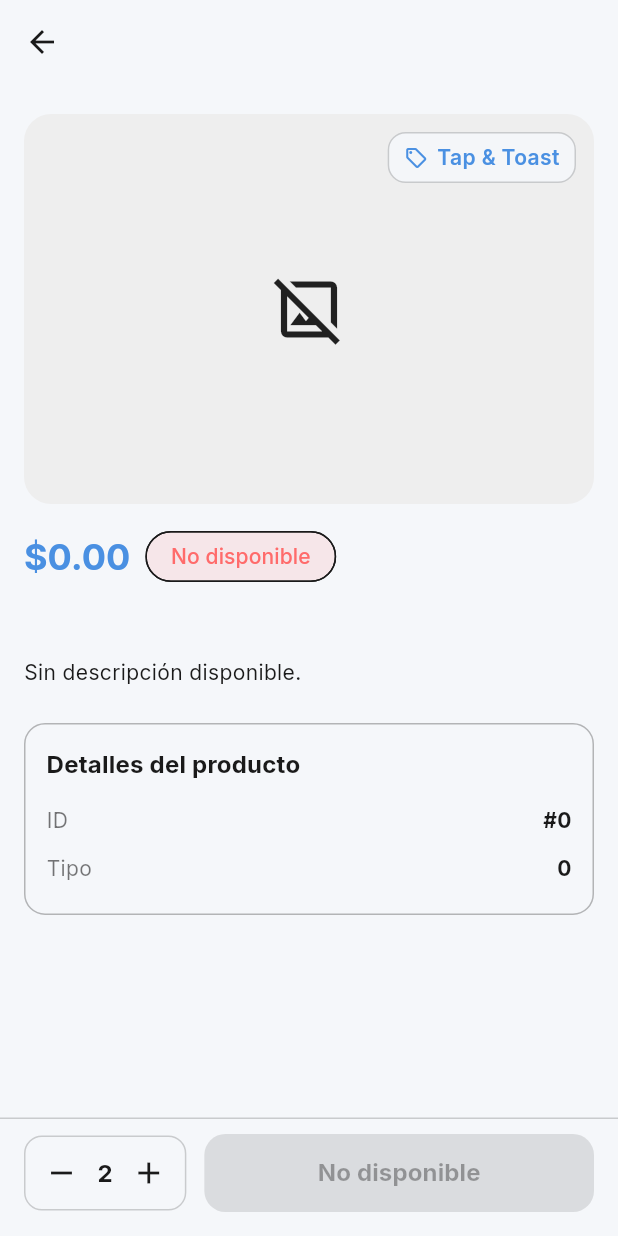
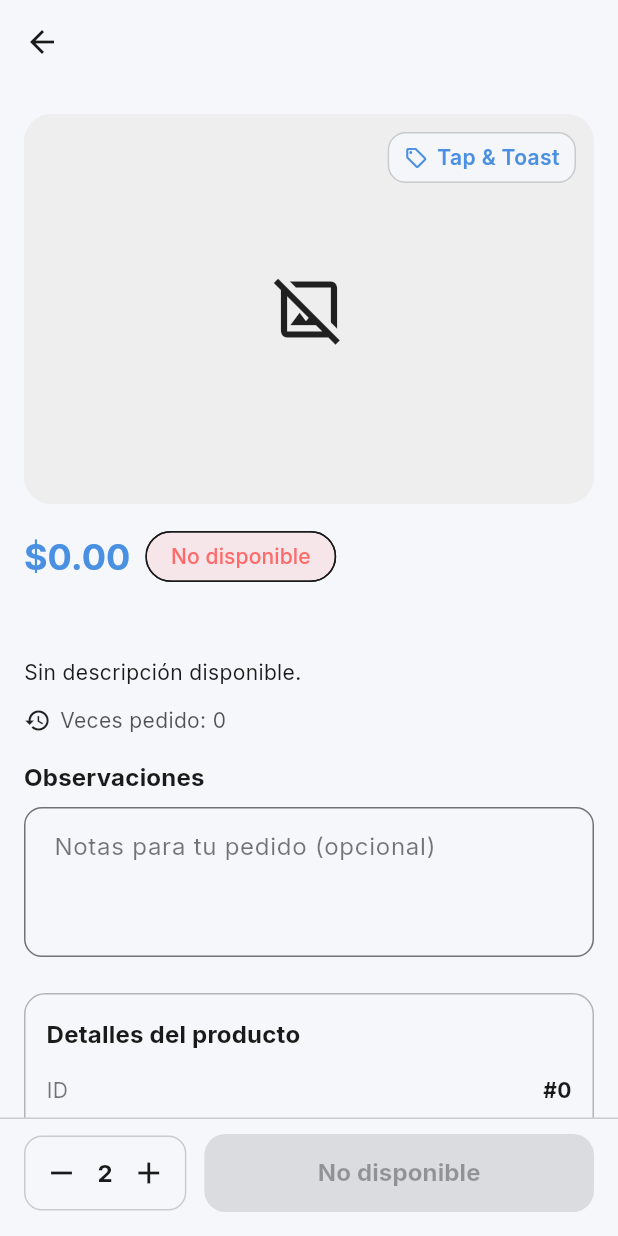
Before and after one commit to Movioles-Sec3/Frontend-Flutter, a Flutter app: the ProductPage screen opened directly with empty values, after a tap on the "add" icon, on a phone screen of 412 x 824 dp. Run offline on Flutter 3.47's test engine with Material 3 defaults, Android fonts, the light colour scheme and no system bars; our stand-ins replace cached_network_image, connectivity_plus, flutter_cache_manager, get_it, google_fonts, hive and 5 more; missing offline and left inert: screen_brightness; accounts and stored records are empty.

Commit message:
New features in product detail: times ordered and order details

```diff
--- a/lib/core/models/product_detail_data.dart
+++ b/lib/core/models/product_detail_data.dart
@@ -10,6 +10,7 @@ class ProductInput {
     required this.imageUrl,
     required this.price,
     required this.available,
+    this.note = '',
   });
 
   final int id;
@@ -19,6 +20,7 @@ class ProductInput {
   final String imageUrl;
   final double price;
   final bool available;
+  final String note;
 
   factory ProductInput.fromEntity(ProductEntity p) {
     return ProductInput(
@@ -29,6 +31,7 @@ class ProductInput {
       imageUrl: p.imageUrl,
       price: p.price,
       available: p.available,
+      note: '',
     );
   }
 }
@@ -44,6 +47,7 @@ class PreparedProductData {
     required this.price,
     required this.available,
     required this.heroTag,
+    this.note = '',
   });
 
   final int id;
@@ -54,6 +58,7 @@ class PreparedProductData {
   final double price;
   final bool available;
   final String heroTag;
+  final String note;
 
   factory PreparedProductData.fromEntity(ProductEntity p) {
     return PreparedProductData(
@@ -67,6 +72,31 @@ class PreparedProductData {
       price: p.price,
       available: p.available,
       heroTag: 'product-${p.id}',
+      note: '',
+    );
+  }
+
+  PreparedProductData copyWith({
+    int? id,
+    int? typeId,
+    String? name,
+    String? description,
+    String? imageUrl,
+    double? price,
+    bool? available,
+    String? heroTag,
+    String? note,
+  }) {
+    return PreparedProductData(
+      id: id ?? this.id,
+      typeId: typeId ?? this.typeId,
+      name: name ?? this.name,
+      description: description ?? this.description,
+      imageUrl: imageUrl ?? this.imageUrl,
+      price: price ?? this.price,
+      available: available ?? this.available,
+      heroTag: heroTag ?? this.heroTag,
+      note: note ?? this.note,
     );
   }
 }
@@ -86,5 +116,6 @@ PreparedProductData prepareProductData(ProductInput input) {
     price: input.price,
     available: input.available,
     heroTag: 'product-${input.id}',
+    note: input.note,
   );
 }
--- a/lib/pages/home_page.dart
+++ b/lib/pages/home_page.dart
@@ -70,10 +70,6 @@ class HomePage extends StatelessWidget {
             _CategoriesList(categories: _categories),
             const SizedBox(height: 16),
             const RecommendationsWidget(title: 'Recommended for You', limit: 5),
-            const SizedBox(height: 16),
-            _SectionHeader(title: 'Near Me'),
-            const SizedBox(height: 8),
-            _NearbyList(venues: _nearbyVenues),
           ],
         ),
       ),
--- a/lib/pages/product_page.dart
+++ b/lib/pages/product_page.dart
@@ -9,6 +9,7 @@ import '../services/cart_service.dart';
 import '../services/image_cache_manager.dart';
 import '../services/product_detail_cache.dart';
 import '../services/product_local_storage.dart';
+import '../services/orders_db.dart';
 import '../widgets/offline_notice.dart';
 
 class ProductPage extends StatefulWidget {
@@ -23,15 +24,26 @@ class ProductPage extends StatefulWidget {
 class _ProductPageState extends State<ProductPage> {
   int _quantity = 1;
   late final Future<PreparedProductData> _preparedFuture;
+  late final Future<int> _orderCountFuture;
   bool _prefetchedImage = false;
   late final ProductLocalStorage _productLocalStorage;
+  late final TextEditingController _noteController;
+  bool _noteInitialized = false;
 
   @override
   void initState() {
     super.initState();
     _productLocalStorage = GetIt.I<ProductLocalStorage>();
+    _noteController = TextEditingController();
+    _orderCountFuture = _loadOrderedCount(widget.product.id);
     // Offload light formatting/normalization to an isolate and cache the result.
     _preparedFuture = _loadPrepared(widget.product);
+  }
+
+  @override
+  void dispose() {
+    _noteController.dispose();
+    super.dispose();
   }
 
   Future<PreparedProductData> _loadPrepared(ProductEntity product) async {
@@ -57,6 +69,16 @@ class _ProductPageState extends State<ProductPage> {
     ProductDetailCache.instance.put(data);
     await _productLocalStorage.saveProduct(data);
     return data;
+  }
+
+  Future<int> _loadOrderedCount(int productId) async {
+    try {
+      final List<Map<String, dynamic>> items =
+          await OrdersDb.instance.getOrderItemsByProduct(productId);
+      return compute(_sumQuantities, items);
+    } catch (_) {
+      return 0;
+    }
   }
 
   void _increment() => setState(() => _quantity = (_quantity + 1).clamp(1, 20));
@@ -142,6 +164,11 @@ class _ProductPageState extends State<ProductPage> {
 
         final PreparedProductData data =
             snap.data ?? PreparedProductData.fromEntity(widget.product);
+
+        if (!_noteInitialized) {
+          _noteController.text = data.note;
+          _noteInitialized = true;
+        }
 
         _prefetchImage(context, data);
 
@@ -250,6 +277,60 @@ class _ProductPageState extends State<ProductPage> {
                   data.description,
                   style: textTheme.bodyMedium?.copyWith(height: 1.45),
                 ),
+                const SizedBox(height: 12),
+                FutureBuilder<int>(
+                  future: _orderCountFuture,
+                  builder: (BuildContext context, AsyncSnapshot<int> snap) {
+                    final bool loading = snap.connectionState != ConnectionState.done;
+                    final int timesOrdered = snap.data ?? 0;
+                    return Row(
+                      children: [
+                        const Icon(Icons.history, size: 18),
+                        const SizedBox(width: 6),
+                        Text(
+                          loading
+                              ? 'Consultando pedidos...'
+                              : 'Veces pedido: $timesOrdered',
+                          style: textTheme.bodyMedium?.copyWith(
+                            color: colors.onSurface.withOpacity(0.75),
+                          ),
+                        ),
+                      ],
+                    );
+                  },
+                ),
+                const SizedBox(height: 16),
+                Text(
+                  'Observaciones',
+                  style: textTheme.titleMedium?.copyWith(
+                    fontWeight: FontWeight.w700,
+                  ),
+                ),
+                const SizedBox(height: 8),
+                TextField(
+                  controller: _noteController,
+                  maxLines: 3,
+                  decoration: InputDecoration(
+                    hintText: 'Notas para tu pedido (opcional)',
+                    filled: true,
+                    fillColor: colors.surfaceVariant.withOpacity(0.4),
+                    border: OutlineInputBorder(
+                      borderRadius: BorderRadius.circular(12),
+                      borderSide: BorderSide(color: colors.outline),
+                    ),
+                    enabledBorder: OutlineInputBorder(
+                      borderRadius: BorderRadius.circular(12),
+                      borderSide: BorderSide(
+                        color: colors.outline.withOpacity(0.6),
+                      ),
+                    ),
+                    focusedBorder: OutlineInputBorder(
+                      borderRadius: BorderRadius.circular(12),
+                      borderSide: BorderSide(color: colors.primary),
+                    ),
+                  ),
+                  onChanged: (String value) => _persistNote(data, value),
+                ),
                 const SizedBox(height: 24),
                 _InfoCard(
                   title: 'Detalles del producto',
@@ -266,6 +347,16 @@ class _ProductPageState extends State<ProductPage> {
     );
   }
 
+  Future<void> _persistNote(
+    PreparedProductData data,
+    String rawNote,
+  ) async {
+    final String note = rawNote.trim();
+    final PreparedProductData updated = data.copyWith(note: note);
+    ProductDetailCache.instance.put(updated);
+    await _productLocalStorage.saveProduct(updated);
+  }
+
   void _prefetchImage(BuildContext context, PreparedProductData data) {
     if (_prefetchedImage) return;
     _prefetchedImage = true;
@@ -278,6 +369,15 @@ class _ProductPageState extends State<ProductPage> {
     // ignore: discarded_futures
     precacheImage(provider, context);
   }
+}
+
+int _sumQuantities(List<Map<String, dynamic>> rows) {
+  int total = 0;
+  for (final Map<String, dynamic> row in rows) {
+    final int qty = (row['quantity'] as num?)?.toInt() ?? 0;
+    total += qty;
+  }
+  return total;
 }
 
 class _ProductHeader extends StatelessWidget {
--- a/lib/services/orders_db.dart
+++ b/lib/services/orders_db.dart
@@ -116,6 +116,19 @@ class OrdersDb {
     return rows.map((e) => Map<String, dynamic>.from(e)).toList(growable: false);
   }
 
+  Future<List<Map<String, dynamic>>> getOrderItemsByProduct(
+    int productId,
+  ) async {
+    final db = await database;
+    final List<Map<String, Object?>> rows = await db.query(
+      'order_items',
+      columns: <String>['quantity'],
+      where: 'product_id = ?',
+      whereArgs: <Object?>[productId],
+    );
+    return rows.map((e) => Map<String, dynamic>.from(e)).toList(growable: false);
+  }
+
   Future<void> updateOrderStatus({
     required int id,
     required String status,
--- a/lib/services/product_local_storage.dart
+++ b/lib/services/product_local_storage.dart
@@ -8,7 +8,7 @@ class ProductLocalStorage {
   ProductLocalStorage({Duration? defaultTtl}) : _defaultTtl = defaultTtl;
 
   static const String _dbName = 'product_cache.db';
-  static const int _dbVersion = 1;
+  static const int _dbVersion = 2;
   static const String _tableProducts = 'products';
 
   final Duration? _defaultTtl;
@@ -23,7 +23,6 @@ class ProductLocalStorage {
 
     final String dbPath = await getDatabasesPath();
     final String fullPath = p.join(dbPath, _dbName);
-
     _db = await openDatabase(
       fullPath,
       version: _dbVersion,
@@ -37,9 +36,17 @@ class ProductLocalStorage {
             image_url TEXT NOT NULL,
             price REAL NOT NULL,
             available INTEGER NOT NULL,
-            updated_at TEXT NOT NULL
+            updated_at TEXT NOT NULL,
+            note TEXT
           )
         ''');
+      },
+      onUpgrade: (Database db, int oldVersion, int newVersion) async {
+        if (oldVersion < 2) {
+          await db.execute(
+            'ALTER TABLE $_tableProducts ADD COLUMN note TEXT',
+          );
+        }
       },
     );
 
@@ -59,6 +66,7 @@ class ProductLocalStorage {
         'price': data.price,
         'available': data.available ? 1 : 0,
         'updated_at': DateTime.now().toIso8601String(),
+        'note': data.note,
       },
       conflictAlgorithm: ConflictAlgorithm.replace,
     );
@@ -96,6 +104,7 @@ class ProductLocalStorage {
       price: (row['price'] as num?)?.toDouble() ?? 0,
       available: (row['available'] as num?)?.toInt() == 1,
       heroTag: 'product-${(row['id'] as num?)?.toInt() ?? 0}',
+      note: (row['note'] ?? '').toString(),
     );
   }
 
```
